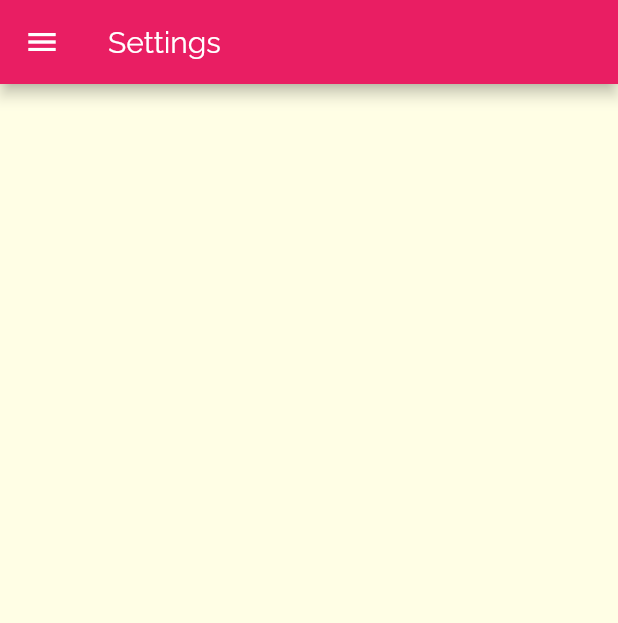
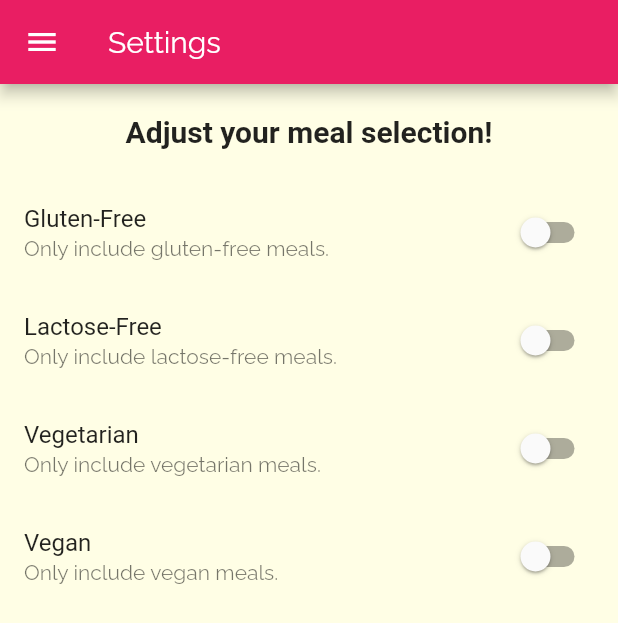
Before and after one commit to satyendrasingh8/recipe_App, a Flutter app: the Settings screen opened by its route, on a phone screen of 412 x 824 dp. Shown: the top 623 px of the screen. Run offline on Flutter 3.47's test engine with Material 2 defaults, Android fonts, the phone set to English and light mode, and no system bars.

Commit message:
adding filtering UI in setting page

```diff
--- a/lib/screens/settings_screen.dart
+++ b/lib/screens/settings_screen.dart
@@ -1,8 +1,30 @@
 import 'package:flutter/material.dart';
 import 'package:recipeApp/widgets/main_drawer.dart';
 
-class Settings extends StatelessWidget {
+class Settings extends StatefulWidget {
   static const routeName = '/settings';
+
+  @override
+  _SettingsState createState() => _SettingsState();
+}
+
+class _SettingsState extends State<Settings> {
+  bool _glutenFree = false;
+  bool  _vegetarian= false;
+  bool _vegan = false;
+  bool _lactoseFree = false;
+  Widget _buildSwitchListTile(String title, String description, bool currentValue,
+  Function updateValue
+  ) {
+    return SwitchListTile(
+      title: Text(title),
+      value: currentValue,
+      subtitle: Text(description),
+      onChanged: updateValue
+
+    );
+  }
+
   @override
   Widget build(BuildContext context) {
     return Scaffold(
@@ -10,6 +32,51 @@ class Settings extends StatelessWidget {
         title: Text('Settings'),
       ),
       drawer: MainDrawer(),
+      body: Column(
+        children: [
+          Container(
+            padding: EdgeInsets.all(20),
+            child: Text(
+              'Adjust your meal selection!',
+              style: Theme.of(context).textTheme.headline6,
+            ),
+          ),
+          Expanded(
+            child: ListView(
+              children: [
+                _buildSwitchListTile('Gluten-Free','Only include gluten-free meals.',
+                _glutenFree,(newValue){
+                  setState(() {
+                    _glutenFree = newValue;
+                  });
+                }
+                ),
+                 _buildSwitchListTile('Lactose-Free','Only include lactose-free meals.',
+                _lactoseFree,(newValue){
+                  setState(() {
+                    _lactoseFree = newValue;
+                  });
+                }
+                ),
+                 _buildSwitchListTile('Vegetarian','Only include vegetarian meals.',
+                _vegetarian,(newValue){
+                  setState(() {
+                    _vegetarian = newValue;
+                  });
+                }
+                ),
+                 _buildSwitchListTile('Vegan','Only include vegan meals.',
+                _vegan,(newValue){
+                  setState(() {
+                    _vegan = newValue;
+                  });
+                }
+                ),
+              ],
+            ),
+          )
+        ],
+      ),
     );
   }
 }
```
